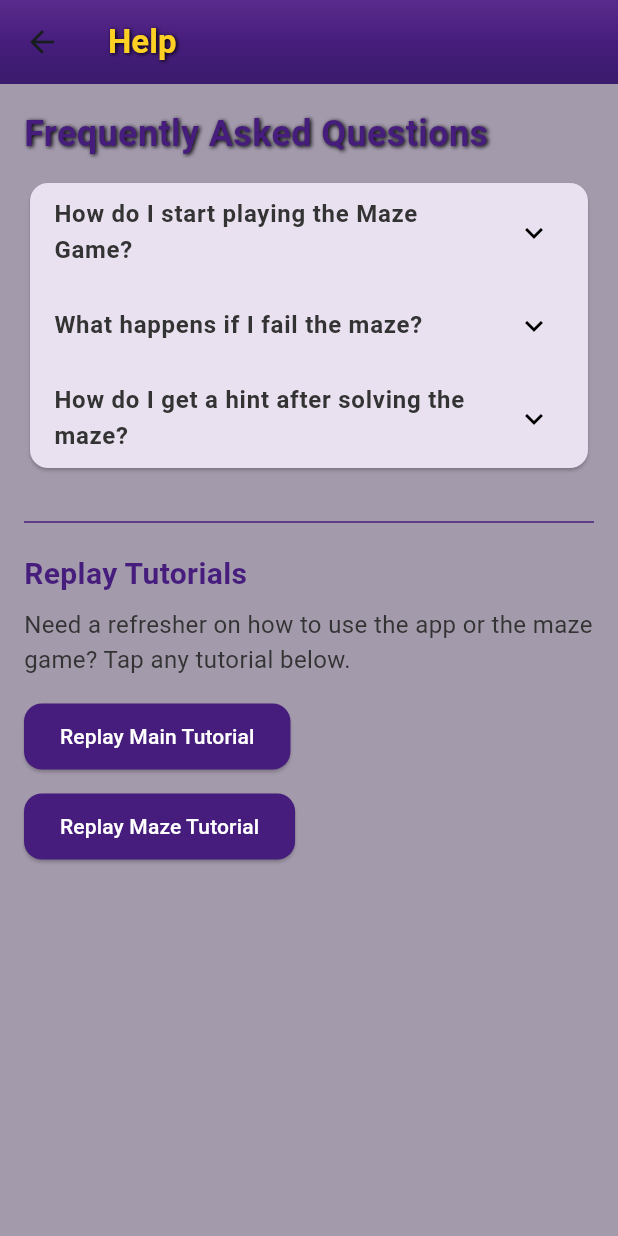
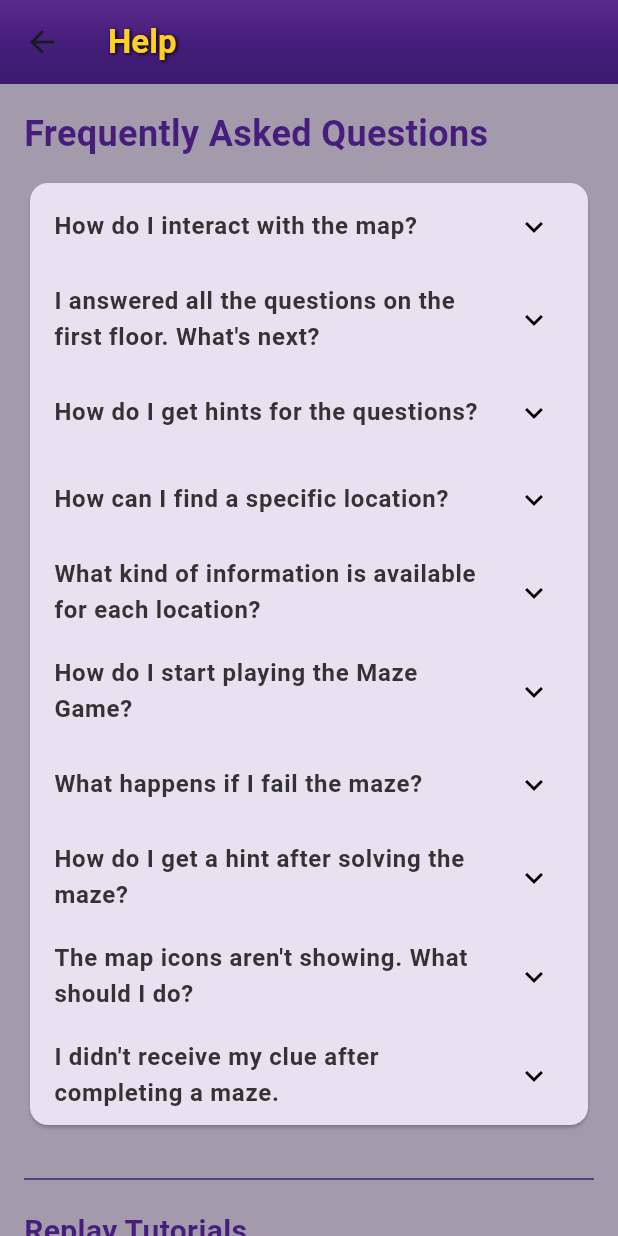
Before and after one commit to mpinel6/CSC4330ScavengerHunt_Rework, a Flutter app: the HelpScreen screen opened directly, on a phone screen of 412 x 824 dp. Run offline on Flutter 3.47's test engine with Material 3 defaults, Android fonts, the phone set to English and light mode, and no system bars; our stand-ins replace audioplayers, shared_preferences; accounts and stored records are empty; Roboto replaces fonts that are missing (ProximaNova).

Commit message:
Finished FAQ for help screen

```diff
--- a/lib/help_screen.dart
+++ b/lib/help_screen.dart
@@ -12,6 +12,32 @@ class HelpScreen extends StatefulWidget {
 class _HelpScreenState extends State<HelpScreen> {
   final List<FAQItem> _faqs = [
     FAQItem(
+      question: 'How do I interact with the map?',
+      answer:
+          'You can zoom and pan on the interactive map using your fingers. Tap on icons to learn about specific locations.',
+    ),
+    FAQItem(
+      question:
+          'I answered all the questions on the first floor. What\'s next?',
+      answer:
+          'After completing all tasks on the first floor, the second-floor map icons will become available.',
+    ),
+    FAQItem(
+      question: 'How do I get hints for the questions?',
+      answer:
+          'Earn hints by successfully completing maze games in the Games tab. The number of available hints will be displayed in the article page on the lightbulb icon.',
+    ),
+    FAQItem(
+      question: 'How can I find a specific location?',
+      answer:
+          'Use the search bar in the Locations tab to filter results by room number, name, or description.',
+    ),
+    FAQItem(
+      question: 'What kind of information is available for each location?',
+      answer:
+          'Each location provides a detailed description, including its purpose, special features, and key facilities.',
+    ),
+    FAQItem(
       question: 'How do I start playing the Maze Game?',
       answer:
           'Go to the Games tab at the bottom navigation, pick any Location to play for, and memorize the maze within 5 seconds!',
@@ -24,7 +50,17 @@ class _HelpScreenState extends State<HelpScreen> {
     FAQItem(
       question: 'How do I get a hint after solving the maze?',
       answer:
-          'Once you reach the green square, you unlock a clue about the selected Location. Each time you succeed, the maze gets harder!',
+          'Once you reach the yellow square, you unlock a clue about the selected Location. Each time you succeed, the maze gets harder!',
+    ),
+    FAQItem(
+      question: 'The map icons aren\'t showing. What should I do?',
+      answer:
+          'Ensure you’ve completed previous tasks and answered questions correctly. Icons will appear sequentially.',
+    ),
+    FAQItem(
+      question: 'I didn\'t receive my clue after completing a maze.',
+      answer:
+          'Check the Map tab. If the hint wasn\'t applied, try restarting the app.',
     ),
   ];
 
@@ -95,13 +131,6 @@ class _HelpScreenState extends State<HelpScreen> {
                   fontSize: 24,
                   fontWeight: FontWeight.bold,
                   color: Color(0xFF461D7C),
-                  shadows: [
-                    Shadow(
-                      offset: Offset(1.0, 1.0),
-                      blurRadius: 3.0,
-                      color: Color(0xFF000000),
-                    ),
-                  ],
                 ),
               ),
               const SizedBox(height: 12),
```
